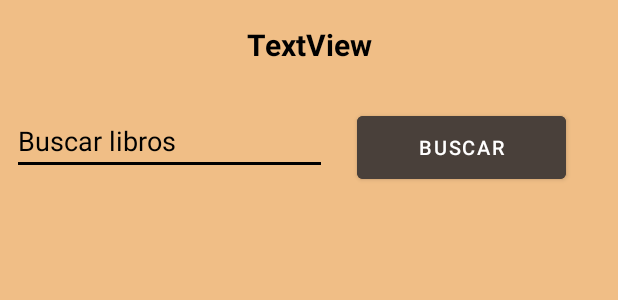
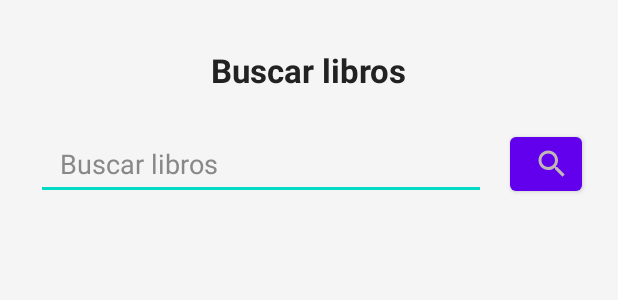
Before and after one commit to bryanortizh/Book_List, an Android app: the layout activity_search.xml on its own in the app's theme, with its tools: preview values and no code run, on a phone screen of 412 x 824 dp. Shown: the top 300 px of the screen. Run offline under Robolectric (Android 15) with nearby library versions, the phone set to English and light mode, and no system bars.

```diff
--- /dev/null
+++ b/app/src/main/res/drawable/baseline_search_24.xml
@@ -0,0 +1,5 @@
+<vector xmlns:android="http://schemas.android.com/apk/res/android" android:height="24dp" android:tint="#000000" android:viewportHeight="24" android:viewportWidth="24" android:width="24dp">
+
+    <path android:fillColor="@android:color/white" android:pathData="M15.5,14h-0.79l-0.28,-0.27C15.41,12.59 16,11.11 16,9.5 16,5.91 13.09,3 9.5,3S3,5.91 3,9.5 5.91,16 9.5,16c1.61,0 3.09,-0.59 4.23,-1.57l0.27,0.28v0.79l5,4.99L20.49,19l-4.99,-5zM9.5,14C7.01,14 5,11.99 5,9.5S7.01,5 9.5,5 14,7.01 14,9.5 11.99,14 9.5,14z"/>
+
+</vector>
--- a/app/src/main/res/layout/activity_author.xml
+++ b/app/src/main/res/layout/activity_author.xml
@@ -52,7 +52,7 @@
         android:layout_height="wrap_content"
         android:layout_marginStart="16dp"
         android:layout_marginTop="16dp"
-        android:text="Biographie : "
+        android:text="Biografía : "
         android:textStyle="bold"
         app:layout_constraintStart_toStartOf="parent"
         app:layout_constraintTop_toBottomOf="@+id/tvAuthorName" />
@@ -62,7 +62,7 @@
         android:layout_width="wrap_content"
         android:layout_height="wrap_content"
         android:layout_marginTop="32dp"
-        android:text="Birth/Death :"
+        android:text="Fecha de muerte :"
         android:textStyle="bold"
         app:layout_constraintStart_toStartOf="@+id/svAuthorBio"
         app:layout_constraintTop_toBottomOf="@+id/svAuthorBio" />
@@ -72,7 +72,7 @@
         android:layout_width="wrap_content"
         android:layout_height="wrap_content"
         android:layout_marginStart="100dp"
-        android:text="BirthDate"
+        android:text="Fecha de nacimiento"
         app:layout_constraintStart_toStartOf="parent"
         app:layout_constraintTop_toTopOf="@+id/textView4" />
 
@@ -97,7 +97,7 @@
         android:layout_width="wrap_content"
         android:layout_height="wrap_content"
         android:layout_marginTop="24dp"
-        android:text="Links : "
+        android:text="Enlaces : "
         android:textStyle="bold"
         app:layout_constraintStart_toStartOf="@+id/svAuthorBio"
         app:layout_constraintTop_toBottomOf="@+id/textView4" />
--- a/app/src/main/res/layout/activity_book_list.xml
+++ b/app/src/main/res/layout/activity_book_list.xml
@@ -68,7 +68,7 @@
                     android:id="@+id/tvRandomList"
                     android:layout_width="wrap_content"
                     android:layout_height="wrap_content"
-                    android:text="Random List :"
+                    android:text="Libros Random :"
                     android:textSize="18sp"
                     android:textStyle="bold"
                     android:textColor="#222222" />
--- a/app/src/main/res/layout/activity_search.xml
+++ b/app/src/main/res/layout/activity_search.xml
@@ -4,47 +4,47 @@
     xmlns:tools="http://schemas.android.com/tools"
     android:layout_width="match_parent"
     android:layout_height="match_parent"
+    android:background="#F5F5F5"
     tools:context=".activity.SearchActivity">
 
     <EditText
         android:id="@+id/searchEditText"
-        android:layout_width="210dp"
-        android:layout_height="0dp"
-        android:layout_below="@+id/searchTextView"
-        android:layout_marginStart="8dp"
-        android:layout_marginTop="28dp"
-        android:backgroundTint="#000000"
+        android:layout_width="0dp"
+        android:layout_height="48dp"
+        android:layout_marginStart="24dp"
+        android:layout_marginEnd="16dp"
+        android:layout_marginTop="24dp"
         android:hint="Buscar libros"
-        android:textColor="#000000"
-        android:textColorHighlight="#000000"
-        android:textColorHint="#000000"
-        android:textColorLink="#000000"
+        android:paddingStart="16dp"
+        android:paddingEnd="16dp"
+        android:textColor="#222222"
+        android:textColorHint="#888888"
         app:layout_constraintStart_toStartOf="parent"
-        app:layout_constraintTop_toBottomOf="@+id/searchTextView"
-        tools:ignore="MissingConstraints,TouchTargetSizeCheck" />
+        app:layout_constraintEnd_toStartOf="@+id/validerButton"
+        app:layout_constraintTop_toBottomOf="@+id/searchTextView" />
 
     <Button
         android:id="@+id/validerButton"
-        android:layout_width="139dp"
-        android:layout_height="54dp"
-        android:layout_below="@id/searchEditText"
-        android:layout_marginStart="20dp"
-        android:layout_marginTop="28dp"
-        android:backgroundTint="#49403A"
-        android:text="Buscar"
-        android:textColor="#FFFFFF"
-        android:textSize="13sp"
+        android:layout_width="48dp"
+        android:layout_height="48dp"
+        android:layout_marginEnd="24dp"
+        android:layout_marginTop="24dp"
+        android:text=""
+        android:contentDescription="Buscar"
+        app:layout_constraintEnd_toEndOf="parent"
+        app:layout_constraintTop_toBottomOf="@+id/searchTextView"
         app:layout_constraintStart_toEndOf="@+id/searchEditText"
-        app:layout_constraintTop_toBottomOf="@+id/searchTextView" />
+        app:icon="@drawable/baseline_search_24" />
 
     <TextView
         android:id="@+id/searchTextView"
         android:layout_width="wrap_content"
         android:layout_height="wrap_content"
-        android:layout_marginTop="16dp"
-        android:text="TextView"
-        android:textSize="20sp"
+        android:layout_marginTop="32dp"
+        android:text="Buscar libros"
+        android:textSize="22sp"
         android:textStyle="bold"
+        android:textColor="#222222"
         app:layout_constraintEnd_toEndOf="parent"
         app:layout_constraintStart_toStartOf="parent"
         app:layout_constraintTop_toTopOf="parent" />
@@ -52,12 +52,15 @@
 
     <androidx.recyclerview.widget.RecyclerView
         android:id="@+id/recyclerView"
-        android:layout_width="402dp"
-        android:layout_height="520dp"
-        android:layout_marginTop="75dp"
+        android:layout_width="0dp"
+        android:layout_height="0dp"
+        android:layout_marginTop="24dp"
+        android:layout_marginBottom="24dp"
+        android:background="@android:color/transparent"
         android:scrollbars="vertical"
         app:layout_constraintEnd_toEndOf="parent"
         app:layout_constraintStart_toStartOf="parent"
-        app:layout_constraintTop_toBottomOf="@+id/searchEditText" />
+        app:layout_constraintTop_toBottomOf="@+id/searchEditText"
+        app:layout_constraintBottom_toBottomOf="parent" />
 
 </androidx.constraintlayout.widget.ConstraintLayout>
```
